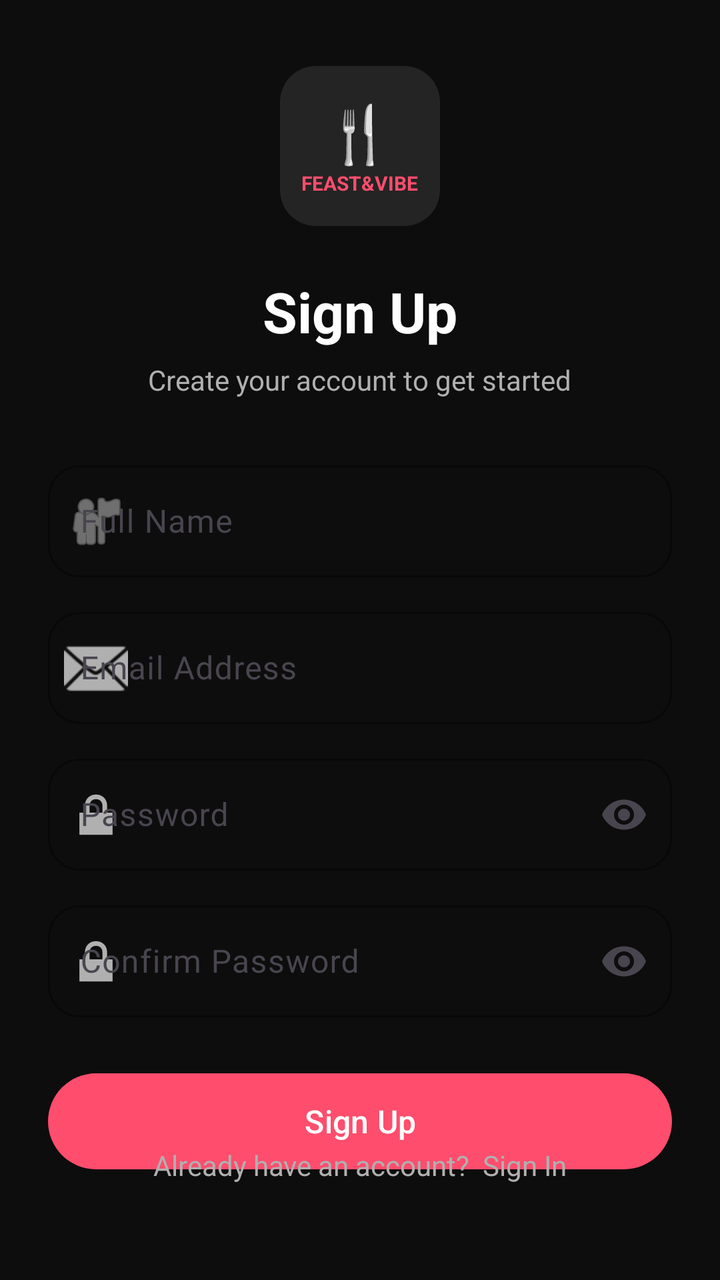
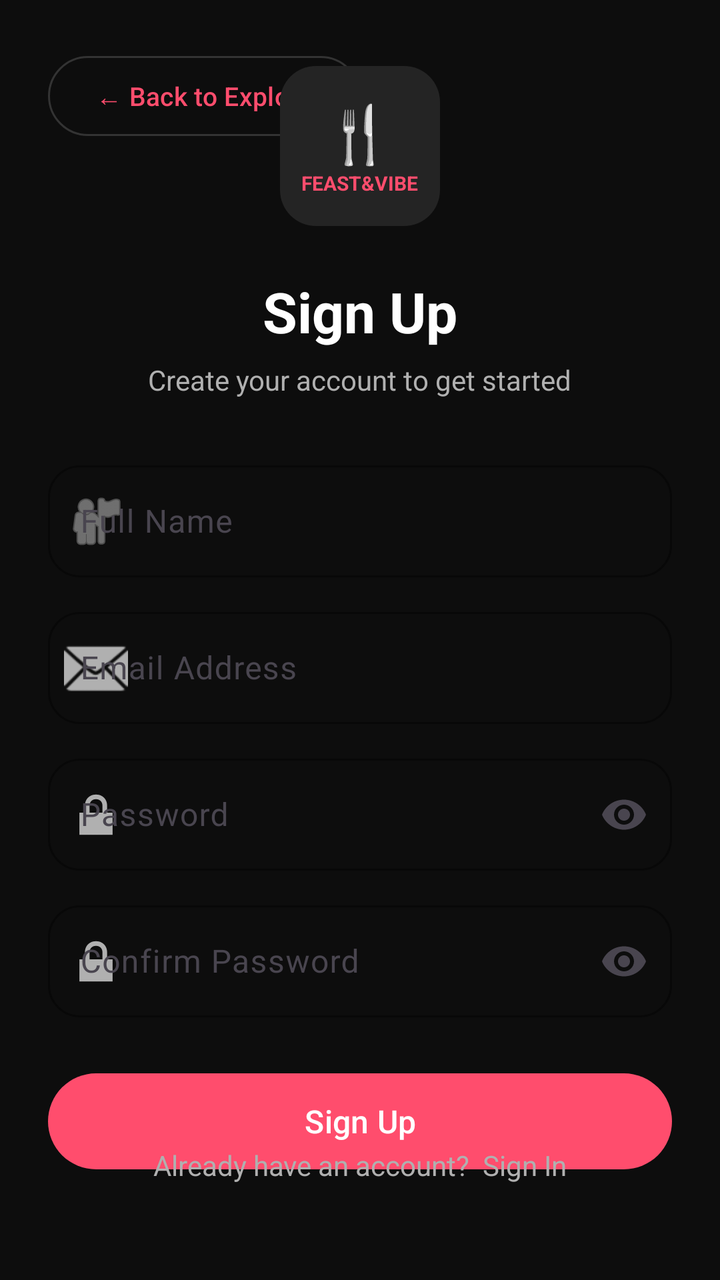

An Android layout rendered at two revisions. The XML below is the earlier revision; the diff shows what the commit changed to produce the second picture.
<!-- AndroidManifest.xml: application theme Theme.FeastVibe -->
<!-- res/layout/activity_signup.xml -->
<?xml version="1.0" encoding="utf-8"?>
<androidx.constraintlayout.widget.ConstraintLayout
    xmlns:android="http://schemas.android.com/apk/res/android"
    xmlns:app="http://schemas.android.com/apk/res-auto"
    android:id="@+id/main"
    android:layout_width="match_parent"
    android:layout_height="match_parent"
    android:background="@color/background_dark"
    android:padding="24dp">

    <LinearLayout
        android:layout_width="0dp"
        android:layout_height="wrap_content"
        android:gravity="center_horizontal"
        android:orientation="vertical"
        app:layout_constraintTop_toTopOf="parent"
        app:layout_constraintBottom_toBottomOf="parent"
        app:layout_constraintStart_toStartOf="parent"
        app:layout_constraintEnd_toEndOf="parent"
        app:layout_constraintVertical_bias="0.25">

        
        <LinearLayout
            android:layout_width="80dp"
            android:layout_height="80dp"
            android:background="@drawable/bg_logo"
            android:gravity="center"
            android:orientation="vertical">

            <TextView
                android:layout_width="wrap_content"
                android:layout_height="wrap_content"
                android:text="🍴"
                android:textColor="@color/pink_primary"
                android:textSize="28sp" />

            <TextView
                android:layout_width="wrap_content"
                android:layout_height="wrap_content"
                android:text="FEAST&amp;VIBE"
                android:textColor="@color/pink_primary"
                android:textSize="10sp"
                android:textStyle="bold" />
        </LinearLayout>

        <TextView
            android:layout_width="wrap_content"
            android:layout_height="wrap_content"
            android:layout_marginTop="24dp"
            android:text="Sign Up"
            android:textColor="@color/text_primary"
            android:textSize="28sp"
            android:textStyle="bold" />

        <TextView
            android:layout_width="wrap_content"
            android:layout_height="wrap_content"
            android:layout_marginTop="6dp"
            android:text="Create your account to get started"
            android:textColor="@color/text_secondary"
            android:textSize="14sp" />

        
        <com.google.android.material.textfield.TextInputLayout
            style="@style/AuthInput"
            android:layout_marginTop="28dp"
            app:startIconDrawable="@android:drawable/ic_menu_myplaces">

            <com.google.android.material.textfield.TextInputEditText
                android:id="@+id/input_full_name"
                android:layout_width="match_parent"
                android:layout_height="56dp"
                android:hint="Full Name"
                android:inputType="textPersonName" />
        </com.google.android.material.textfield.TextInputLayout>

        
        <com.google.android.material.textfield.TextInputLayout
            style="@style/AuthInput"
            android:layout_marginTop="12dp"
            app:startIconDrawable="@android:drawable/ic_dialog_email">

            <com.google.android.material.textfield.TextInputEditText
                android:id="@+id/input_email"
                android:layout_width="match_parent"
                android:layout_height="56dp"
                android:hint="Email Address"
                android:inputType="textEmailAddress" />
        </com.google.android.material.textfield.TextInputLayout>

        
        <com.google.android.material.textfield.TextInputLayout
            style="@style/AuthInput"
            android:layout_marginTop="12dp"
            app:endIconMode="password_toggle"
            app:startIconDrawable="@android:drawable/ic_lock_lock">

            <com.google.android.material.textfield.TextInputEditText
                android:id="@+id/input_password"
                android:layout_width="match_parent"
                android:layout_height="56dp"
                android:hint="Password"
                android:inputType="textPassword" />
        </com.google.android.material.textfield.TextInputLayout>

        
        <com.google.android.material.textfield.TextInputLayout
            style="@style/AuthInput"
            android:layout_marginTop="12dp"
            app:endIconMode="password_toggle"
            app:startIconDrawable="@android:drawable/ic_lock_lock">

            <com.google.android.material.textfield.TextInputEditText
                android:id="@+id/input_confirm_password"
                android:layout_width="match_parent"
                android:layout_height="56dp"
                android:hint="Confirm Password"
                android:inputType="textPassword" />
        </com.google.android.material.textfield.TextInputLayout>

        <com.google.android.material.progressindicator.CircularProgressIndicator
            android:id="@+id/progress_signup"
            android:layout_width="24dp"
            android:layout_height="24dp"
            android:layout_gravity="center_horizontal"
            android:layout_marginTop="16dp"
            android:indeterminate="true"
            android:visibility="gone" />

        <com.google.android.material.button.MaterialButton
            android:id="@+id/button_sign_up"
            android:layout_width="match_parent"
            android:layout_height="56dp"
            android:layout_marginTop="24dp"
            android:text="Sign Up"
            android:textColor="@color/white"
            android:textSize="16sp"
            app:backgroundTint="@color/pink_primary"
            app:cornerRadius="28dp" />
    </LinearLayout>

<TextView
android:id="@+id/text_go_to_login"
android:layout_width="wrap_content"
android:layout_height="wrap_content"
android:layout_marginBottom="24dp"
android:text="Already have an account?  Sign In"
        android:textColor="@color/text_secondary"
        android:textSize="14sp"
        app:layout_constraintBottom_toBottomOf="parent"
        app:layout_constraintStart_toStartOf="parent"
        app:layout_constraintEnd_toEndOf="parent" />

</androidx.constraintlayout.widget.ConstraintLayout>
<!-- resources referenced by this layout -->
<resources>
  <color name="background_dark">#0D0D0D</color>
  <color name="pink_primary">#FF4D6D</color>
  <color name="text_primary">#FFFFFF</color>
  <color name="text_secondary">#B0B0B0</color>
  <color name="white">#FFFFFFFF</color>
  <!-- drawable bg_logo (drawable) -->
  <?xml version="1.0" encoding="utf-8"?>
  <shape xmlns:android="http://schemas.android.com/apk/res/android"
      android:shape="rectangle">
      <solid android:color="@color/surface_variant" />
      <corners android:radius="18dp" />
  </shape>
  <style name="AuthInput" parent="Widget.Material3.TextInputLayout.OutlinedBox">
          <item name="android:layout_width">match_parent</item>
          <item name="android:layout_height">wrap_content</item>
          <item name="boxCornerRadiusTopStart">16dp</item>
          <item name="boxCornerRadiusTopEnd">16dp</item>
          <item name="boxCornerRadiusBottomStart">16dp</item>
          <item name="boxCornerRadiusBottomEnd">16dp</item>
          <item name="boxStrokeColor">@color/divider</item>
          <item name="hintTextColor">@color/text_secondary</item>
          <item name="startIconTint">@color/text_secondary</item>
      </style>
  <style name="Theme.FeastVibe" parent="Base.Theme.FeastVibe" />
  <color name="surface_variant">#242424</color>
  <color name="divider">#333333</color>
  <style name="Base.Theme.FeastVibe" parent="Theme.Material3.DayNight.NoActionBar">
          
          <item name="colorPrimary">@color/pink_primary</item>
          <item name="colorOnPrimary">@color/white</item>
          <item name="colorSecondary">@color/pink_primary</item>
          <item name="android:statusBarColor">@color/background_dark</item>
          <item name="android:navigationBarColor">@color/background_dark</item>
          <item name="android:windowLightStatusBar">false</item>
      </style>
</resources>

<!-- the commit's change to res/layout/activity_signup.xml (unified diff, before → after) -->
@@ -7,6 +7,20 @@
     android:layout_height="match_parent"
     android:background="@color/background_dark"
     android:padding="24dp">
+
+    <com.google.android.material.button.MaterialButton
+        android:id="@+id/button_back_to_explore"
+        android:layout_width="wrap_content"
+        android:layout_height="48dp"
+        android:text="← Back to Explore"
+        android:textColor="@color/pink_primary"
+        android:textSize="13sp"
+        android:backgroundTint="@android:color/transparent"
+        app:strokeColor="@color/divider"
+        app:strokeWidth="1dp"
+        app:cornerRadius="24dp"
+        app:layout_constraintTop_toTopOf="parent"
+        app:layout_constraintStart_toStartOf="parent" />
 
     <LinearLayout
         android:layout_width="0dp"
